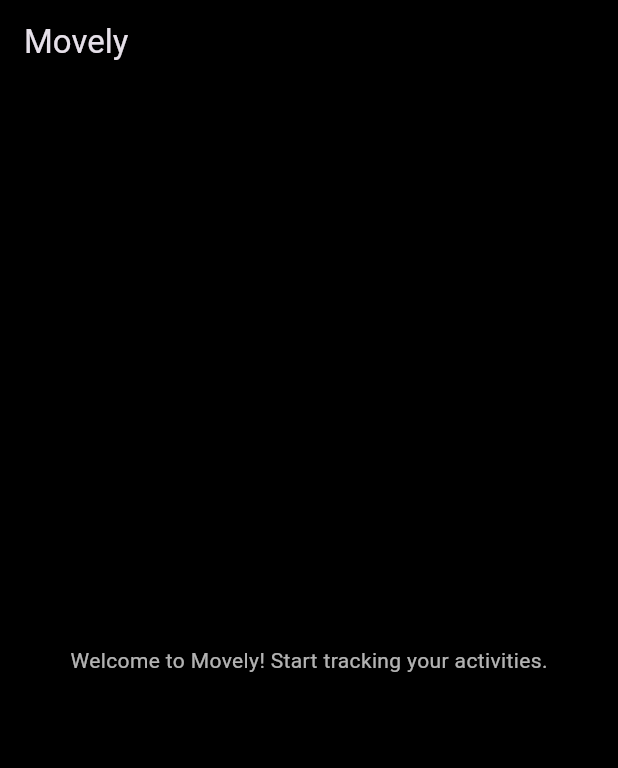
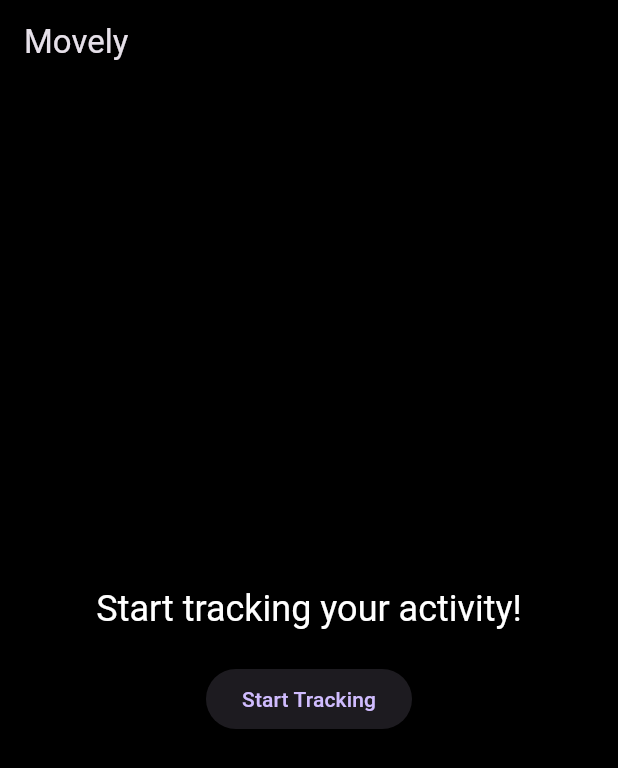
Before and after one commit to Cikle/Movely, a Flutter app: the screen it shows after launch, on a phone screen of 412 x 824 dp. Shown: the top 768 px of the screen. Run offline on Flutter 3.47's test engine with Material 3 defaults, Android fonts, the phone set to English and light mode, and no system bars.

Commit message:
feat: Implement basic activity tracking in Movely app

```diff
--- a/movely/lib/main.dart
+++ b/movely/lib/main.dart
@@ -1,13 +1,18 @@
 import 'package:flutter/material.dart';
 import 'package:movely/theme.dart';
 import 'package:movely/screens/home_screen.dart';
+import 'package:movely/services/activity_service.dart';
 
 void main() {
-  runApp(const MainApp());
+  WidgetsFlutterBinding.ensureInitialized();
+  final activityService = ActivityService();
+  runApp(MainApp(activityService: activityService));
 }
 
 class MainApp extends StatelessWidget {
-  const MainApp({super.key});
+  final ActivityService activityService;
+
+  const MainApp({super.key, required this.activityService});
 
   @override
   Widget build(BuildContext context) {
--- /dev/null
+++ b/movely/lib/models/activity.dart
@@ -0,0 +1,49 @@
+import 'package:flutter/foundation.dart';
+
+class Activity {
+  final String id;
+  final String userId;
+  final String activityType;
+  final DateTime startTime;
+  final DateTime endTime;
+  final double distance;
+  final int duration;
+  final Map<String, dynamic> gpsData;
+
+  Activity({
+    required this.id,
+    required this.userId,
+    required this.activityType,
+    required this.startTime,
+    required this.endTime,
+    required this.distance,
+    required this.duration,
+    required this.gpsData,
+  });
+
+  factory Activity.fromJson(Map<String, dynamic> json) {
+    return Activity(
+      id: json['id'],
+      userId: json['user_id'],
+      activityType: json['activity_type'],
+      startTime: DateTime.parse(json['start_time']),
+      endTime: DateTime.parse(json['end_time']),
+      distance: json['distance'],
+      duration: json['duration'],
+      gpsData: json['gps_data'],
+    );
+  }
+
+  Map<String, dynamic> toJson() {
+    return {
+      'id': id,
+      'user_id': userId,
+      'activity_type': activityType,
+      'start_time': startTime.toIso8601String(),
+      'end_time': endTime.toIso8601String(),
+      'distance': distance,
+      'duration': duration,
+      'gps_data': gpsData,
+    };
+  }
+}
--- a/movely/lib/screens/home_screen.dart
+++ b/movely/lib/screens/home_screen.dart
@@ -1,7 +1,27 @@
 import 'package:flutter/material.dart';
+import 'package:movely/services/activity_service.dart';
 
-class HomeScreen extends StatelessWidget {
+class HomeScreen extends StatefulWidget {
   const HomeScreen({super.key});
+
+  @override
+  State<HomeScreen> createState() => _HomeScreenState();
+}
+
+class _HomeScreenState extends State<HomeScreen> {
+  final ActivityService _activityService = ActivityService();
+  bool _isTracking = false;
+
+  void _toggleTracking() {
+    setState(() {
+      _isTracking = !_isTracking;
+    });
+    if (_isTracking) {
+      _activityService.startActivity('walking');
+    } else {
+      _activityService.stopActivity();
+    }
+  }
 
   @override
   Widget build(BuildContext context) {
@@ -9,8 +29,21 @@ class HomeScreen extends StatelessWidget {
       appBar: AppBar(
         title: const Text('Movely'),
       ),
-      body: const Center(
-        child: Text('Welcome to Movely! Start tracking your activities.'),
+      body: Center(
+        child: Column(
+          mainAxisAlignment: MainAxisAlignment.center,
+          children: [
+            Text(
+              _isTracking ? 'Tracking activity...' : 'Start tracking your activity!',
+              style: Theme.of(context).textTheme.headlineSmall,
+            ),
+            const SizedBox(height: 20),
+            ElevatedButton(
+              onPressed: _toggleTracking,
+              child: Text(_isTracking ? 'Stop Tracking' : 'Start Tracking'),
+            ),
+          ],
+        ),
       ),
     );
   }
--- /dev/null
+++ b/movely/lib/services/activity_service.dart
@@ -0,0 +1,24 @@
+import 'dart:async';
+import 'package:movely/models/activity.dart';
+
+class ActivityService {
+  final List<Activity> _activities = [];
+
+  Future<void> startActivity(String activityType) async {
+    // TODO: Implement activity start logic
+  }
+
+  Future<void> stopActivity() async {
+    // TODO: Implement activity stop logic
+  }
+
+  Future<List<Activity>> getActivities() async {
+    // TODO: Implement fetching activities from local storage or API
+    return _activities;
+  }
+
+  Future<void> saveActivity(Activity activity) async {
+    // TODO: Implement saving activity to local storage or API
+    _activities.add(activity);
+  }
+}
```
